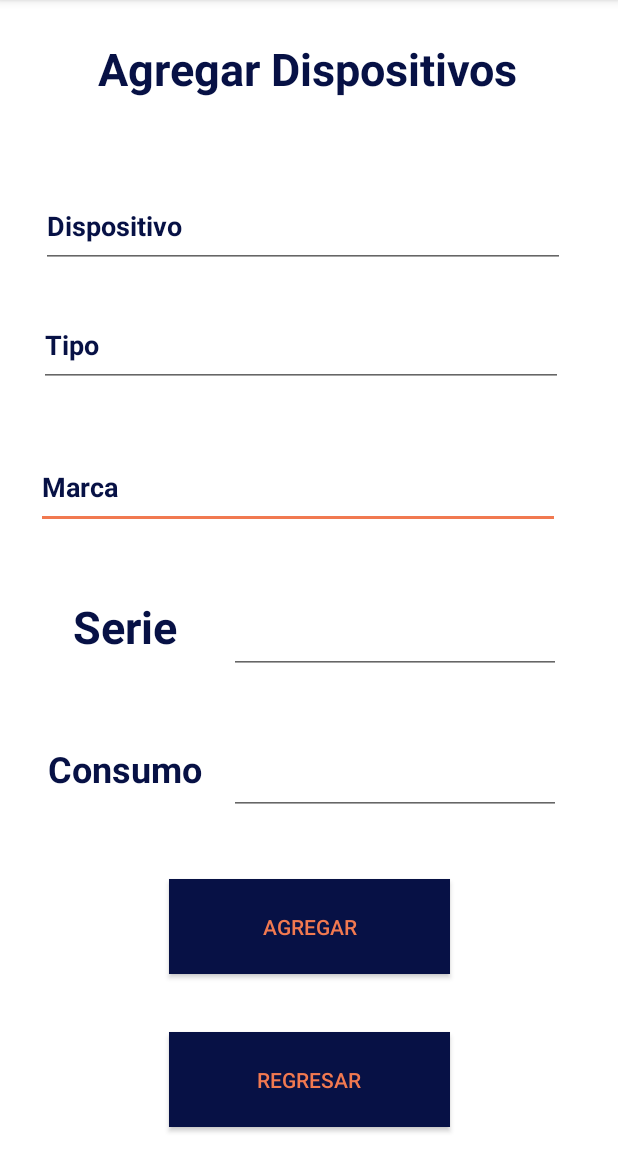
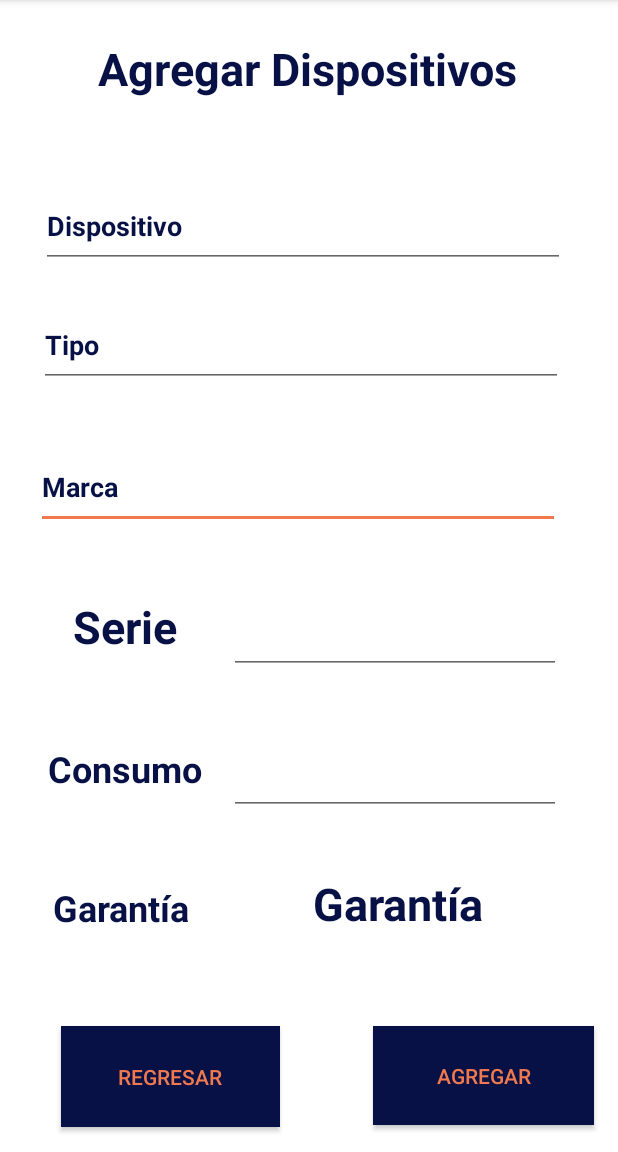
Before and after one commit to ErickCR12/SmartHomeTEC, an Android app: the Gestion_Dispositivos screen opened directly, with no data from a screen before it, on a phone screen of 412 x 824 dp, the part 84-1236 px from its top. Run offline under Robolectric (Android 15) with nearby library versions, the phone set to English and light mode, and no system bars.

Commit message:
Se implementa menú y se corrigen pequeños bugs

```diff
--- a/App/app/src/main/java/com/example/app/DataBase/RegistroDB.java
+++ b/App/app/src/main/java/com/example/app/DataBase/RegistroDB.java
@@ -8,10 +8,13 @@ class RegistroDB
          * Estructura de la tabla para almacenar toda la información solicitada
          * */
         public static abstract class RegistroEntrada implements BaseColumns{
+            //Nombre de la tabla
             public static final String TABLE_NAME = "registro_usuario";
+            //Columnas de la tabla
             public static final String ID_USUARIO = "idUsuario";
             public static final String USUARIO = "nombreUsuario";
             public static final String DISPOSITIVO = "nombreDispositivo";
+            public static final String TIPO = "tipoDispositivo";
             public static final String MARCA = "marcaDispositivo";
             public static final String SERIE = "serieDispositivo";
             public static final String DESCRIPCION = "descripcionDispositivo";
--- a/App/app/src/main/java/com/example/app/Funciones_Pantallas/MainActivity.kt
+++ b/App/app/src/main/java/com/example/app/Funciones_Pantallas/MainActivity.kt
@@ -55,7 +55,7 @@ class MainActivity : AppCompatActivity() {
                 if (Corroborar(usuario, usuarios_registrados)  && Corroborar(contrasena, contrasenas_registradas)){
                     Log.i("info", "REGISTRO Existoso")
                     Toast.makeText(this, "Bienvenido $usuario", Toast.LENGTH_LONG).show()
-                    startActivity(Intent(this, Gestion_Aposentos::class.java))
+                    startActivity(Intent(this, Menu::class.java))
                 }
                 else{
                     Toast.makeText(this, "Datos ingresados no registrados", Toast.LENGTH_LONG).show()
--- a/App/app/src/main/res/layout/dispositivos.xml
+++ b/App/app/src/main/res/layout/dispositivos.xml
@@ -24,16 +24,31 @@
 
     <Button
         android:id="@+id/btnagregadis"
-        android:layout_width="187dp"
-        android:layout_height="63dp"
+        android:layout_width="147dp"
+        android:layout_height="66dp"
         android:background="#FF071145"
         android:text="Agregar"
         android:textColor="#f17950"
         app:layout_constraintBottom_toBottomOf="parent"
         app:layout_constraintEnd_toEndOf="parent"
+        app:layout_constraintHorizontal_bias="0.939"
         app:layout_constraintStart_toStartOf="parent"
         app:layout_constraintTop_toTopOf="parent"
-        app:layout_constraintVertical_bias="0.832" />
+        app:layout_constraintVertical_bias="0.974" />
+
+    <Button
+        android:id="@+id/btnsiguiente"
+        android:layout_width="146dp"
+        android:layout_height="67dp"
+        android:background="#FF071145"
+        android:text="Regresar"
+        android:textColor="#f17950"
+        app:layout_constraintBottom_toBottomOf="parent"
+        app:layout_constraintEnd_toEndOf="parent"
+        app:layout_constraintHorizontal_bias="0.153"
+        app:layout_constraintStart_toStartOf="parent"
+        app:layout_constraintTop_toTopOf="parent"
+        app:layout_constraintVertical_bias="0.976" />
 
     <TextView
         android:id="@+id/lblserie"
@@ -82,6 +97,22 @@
         app:layout_constraintTop_toTopOf="parent"
         app:layout_constraintVertical_bias="0.024" />
 
+    <TextView
+        android:id="@+id/lblmostrar_g"
+        android:layout_width="217dp"
+        android:layout_height="51dp"
+        android:gravity="clip_horizontal|center_horizontal|center_vertical"
+        android:text="Garantía"
+        android:textColor="#FF071145"
+        android:textSize="30sp"
+        android:textStyle="bold"
+        app:layout_constraintBottom_toBottomOf="parent"
+        app:layout_constraintHorizontal_bias="0.804"
+        app:layout_constraintLeft_toLeftOf="parent"
+        app:layout_constraintRight_toRightOf="parent"
+        app:layout_constraintTop_toTopOf="parent"
+        app:layout_constraintVertical_bias="0.805" />
+
     <EditText
         android:id="@+id/txtseries"
         android:layout_width="221dp"
@@ -113,19 +144,6 @@
         app:layout_constraintTop_toTopOf="parent"
         app:layout_constraintVertical_bias="0.284" />
 
-    <Button
-        android:id="@+id/btnsiguiente"
-        android:layout_width="187dp"
-        android:layout_height="63dp"
-        android:background="#FF071145"
-        android:text="Regresar"
-        android:textColor="#f17950"
-        app:layout_constraintBottom_toBottomOf="parent"
-        app:layout_constraintEnd_toEndOf="parent"
-        app:layout_constraintStart_toStartOf="parent"
-        app:layout_constraintTop_toTopOf="parent"
-        app:layout_constraintVertical_bias="0.976" />
-
     <TextView
         android:id="@+id/lblconsumo"
         android:layout_width="113dp"
@@ -141,6 +159,22 @@
         app:layout_constraintRight_toRightOf="parent"
         app:layout_constraintTop_toTopOf="parent"
         app:layout_constraintVertical_bias="0.68" />
+
+    <TextView
+        android:id="@+id/lblgarantia"
+        android:layout_width="113dp"
+        android:layout_height="55dp"
+        android:gravity="clip_horizontal|center_horizontal|center_vertical"
+        android:text="Garantía"
+        android:textColor="#FF071145"
+        android:textSize="24sp"
+        android:textStyle="bold"
+        app:layout_constraintBottom_toBottomOf="parent"
+        app:layout_constraintHorizontal_bias="0.08"
+        app:layout_constraintLeft_toLeftOf="parent"
+        app:layout_constraintRight_toRightOf="parent"
+        app:layout_constraintTop_toTopOf="parent"
+        app:layout_constraintVertical_bias="0.81" />
 
     <EditText
         android:id="@+id/txtdispsotivo"
```
Also changed, not shown: App/app/src/main/java/com/example/app/DataBase/Registro.kt (+10 -9 lines), App/app/src/main/java/com/example/app/DataBase/RegistroDBHelper.java (+14 -13 lines), App/app/src/main/java/com/example/app/Funciones_Pantallas/Control.kt (+5 -7 lines), App/app/src/main/java/com/example/app/Funciones_Pantallas/Gestion_Aposentos.kt (+6 -2 lines), App/app/src/main/java/com/example/app/Funciones_Pantallas/Gestion_Dispositivos.kt (+25 -4 lines), App/app/src/main/java/com/example/app/Funciones_Pantallas/Menu.kt (+14 -22 lines), App/app/src/main/java/com/example/app/Funciones_Pantallas/Vincular.kt (+35 -17 lines), App/app/src/main/res/layout/control.xml (+26 -2 lines), App/app/src/main/res/layout/vinculo.xml (+12 -11 lines).
